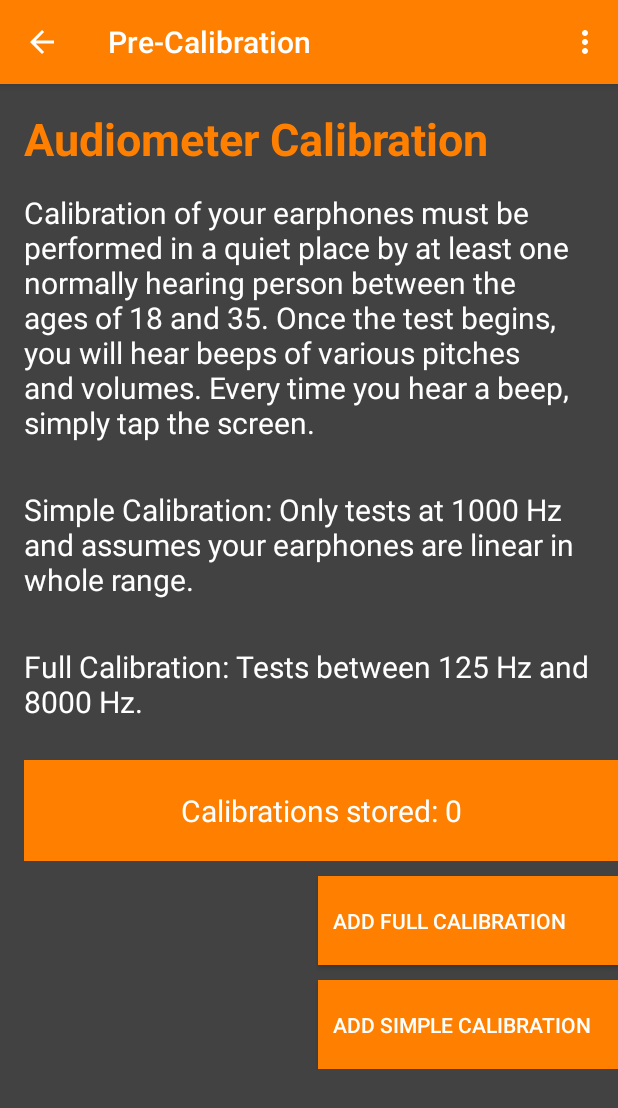
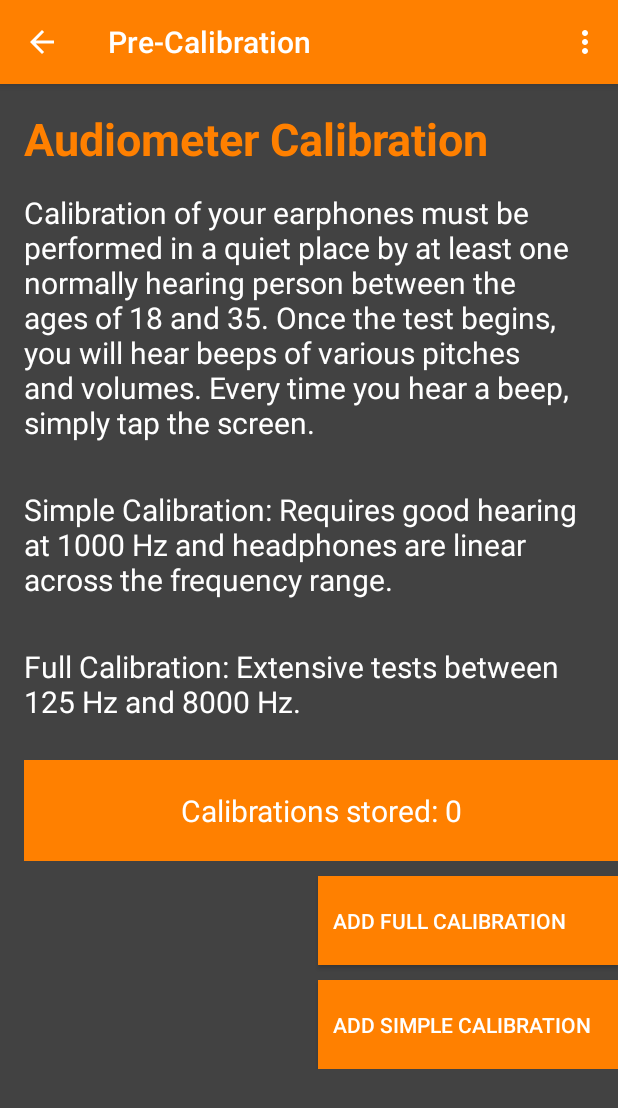
Before and after one commit to woheller69/audiometry, an Android app: the screen it shows after launch (Pre_Calibration), after a tap on "ADD CALIBRATION", on a phone screen of 412 x 824 dp. Shown: the top 1108 px of the screen. Run offline under Robolectric (Android 15) with nearby library versions, the phone set to English and light mode, and no system bars.

Commit message:
use threshold of hearing from ISO226:2003

```diff
--- a/app/src/main/java/ut/ewh/audiometrytest/PerformTest.java
+++ b/app/src/main/java/ut/ewh/audiometrytest/PerformTest.java
@@ -26,7 +26,7 @@ public class PerformTest extends ActionBarActivity {
     private final int numSamples = duration * sampleRate;
     private final int volume = 32767;
     static public final int[] testFrequencies = {125, 250, 500, 1000, 2000, 3000, 4000, 6000, 8000};
-    static final float[] correctiondBSPLtodBHL ={37.5f,19.5f,6f,0f,1.5f,4f,4.5f,8.5f,8f}; //derived from  ANSI S3.6-1996, adjusted to correction @1000Hz = 0
+    static final float[] correctiondBSPLtodBHL ={19.7f,9.0f,2.0f,0f,-3.7f,-8.1f,-7.8f, 2.1f,10.2f}; //estimated from  ISO226:2003 hearing threshold. Taken from https://github.com/IoSR-Surrey/MatlabToolbox/blob/master/%2Biosr/%2Bauditory/iso226.m Corrected to value=0 @1000Hz
     private boolean heard = false;
     public double[] thresholds_right = new double[testFrequencies.length];
     public double[] thresholds_left = new double[testFrequencies.length];
--- a/app/src/main/res/values/strings.xml
+++ b/app/src/main/res/values/strings.xml
@@ -21,8 +21,8 @@
     <string name="button_calibration">Calibration</string>
     <string name="pre_calibration_title">Audiometer Calibration</string>
     <string name="pre_calibration_info_body">Calibration of your earphones must be performed in a quiet place by at least one normally hearing person between the ages of 18 and 35. Once the test begins, you will hear beeps of various pitches and volumes. Every time you hear a beep, simply tap the screen.</string>
-    <string name="pre_calibration_info_simple">Simple Calibration: Only tests at 1000 Hz and assumes your earphones are linear in whole range.</string>
-    <string name="pre_calibration_info_full">Full Calibration: Tests between 125 Hz and 8000 Hz.</string>
+    <string name="pre_calibration_info_simple">Simple Calibration: Requires good hearing at 1000 Hz and headphones are linear across the frequency range.</string>
+    <string name="pre_calibration_info_full">Full Calibration: Extensive tests between 125 Hz and 8000 Hz.</string>
     <string name="button_begin_calibration">Add calibration</string>
     <string name="button_begin_full_calibration">Add full calibration</string>
     <string name="button_begin_simple_calibration">Add simple calibration</string>
```
Also changed, not shown: 1 other file.
